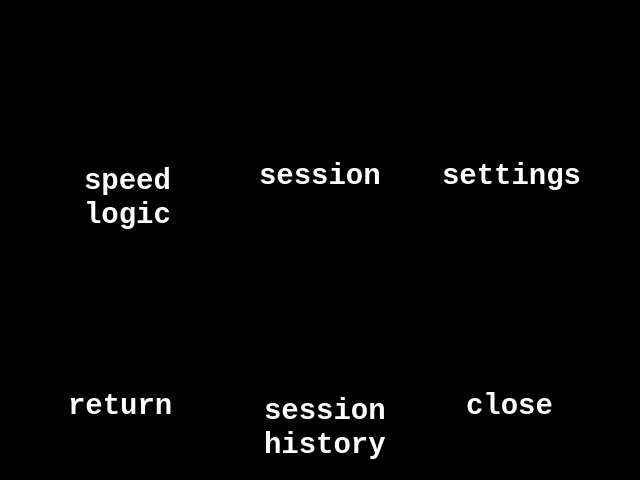
Above: ui.layouts/main_menu_640x480.ui from mark99i/vesc-display before the change. Below: the same form after it.
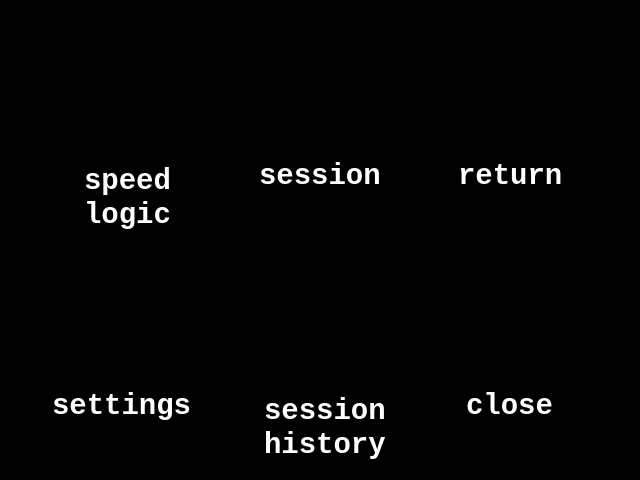
That is the form after the change.

```diff
--- a/ui.layouts/main_menu_640x480.ui
+++ b/ui.layouts/main_menu_640x480.ui
@@ -25,8 +25,8 @@
   <widget class="QLabel" name="i_settings">
    <property name="geometry">
     <rect>
-     <x>450</x>
-     <y>30</y>
+     <x>60</x>
+     <y>260</y>
      <width>125</width>
      <height>125</height>
     </rect>
@@ -53,8 +53,8 @@
    </property>
    <property name="geometry">
     <rect>
-     <x>440</x>
-     <y>160</y>
+     <x>50</x>
+     <y>390</y>
      <width>141</width>
      <height>31</height>
     </rect>
@@ -427,8 +427,8 @@
   <widget class="QLabel" name="i_return">
    <property name="geometry">
     <rect>
-     <x>60</x>
-     <y>260</y>
+     <x>450</x>
+     <y>30</y>
      <width>125</width>
      <height>125</height>
     </rect>
@@ -455,8 +455,8 @@
    </property>
    <property name="geometry">
     <rect>
-     <x>50</x>
-     <y>390</y>
+     <x>440</x>
+     <y>160</y>
      <width>141</width>
      <height>31</height>
     </rect>
```
